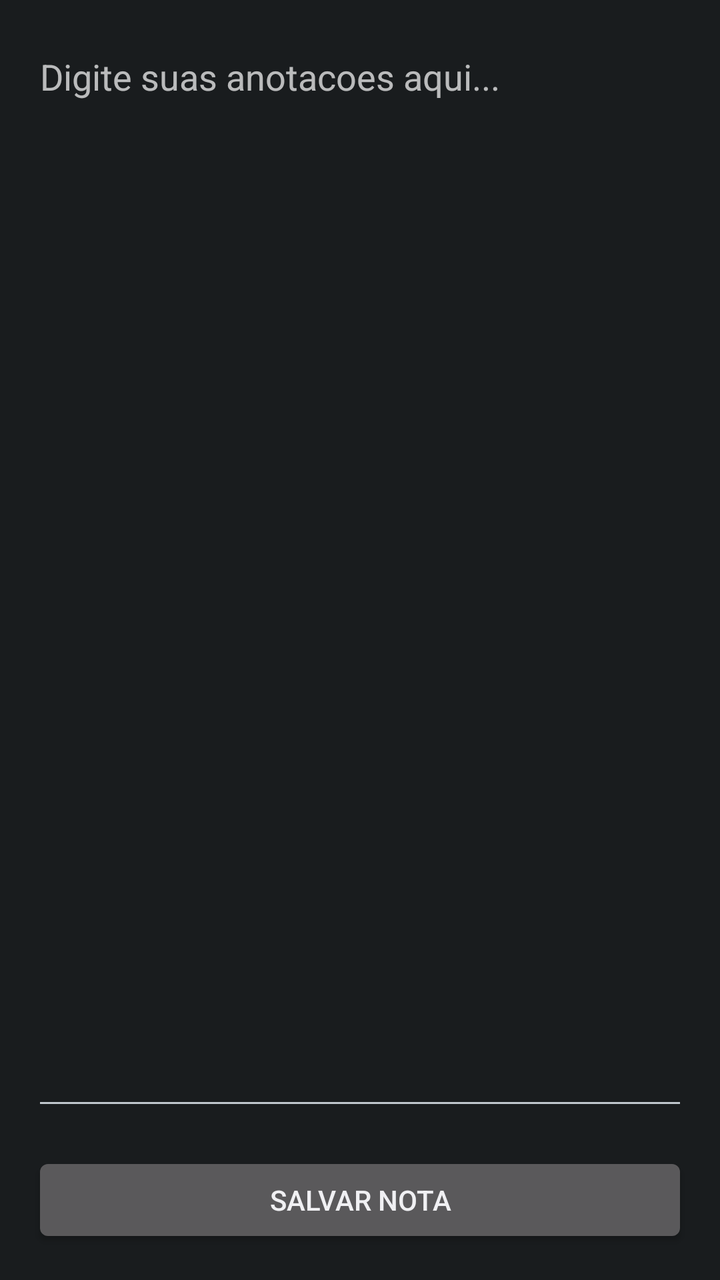
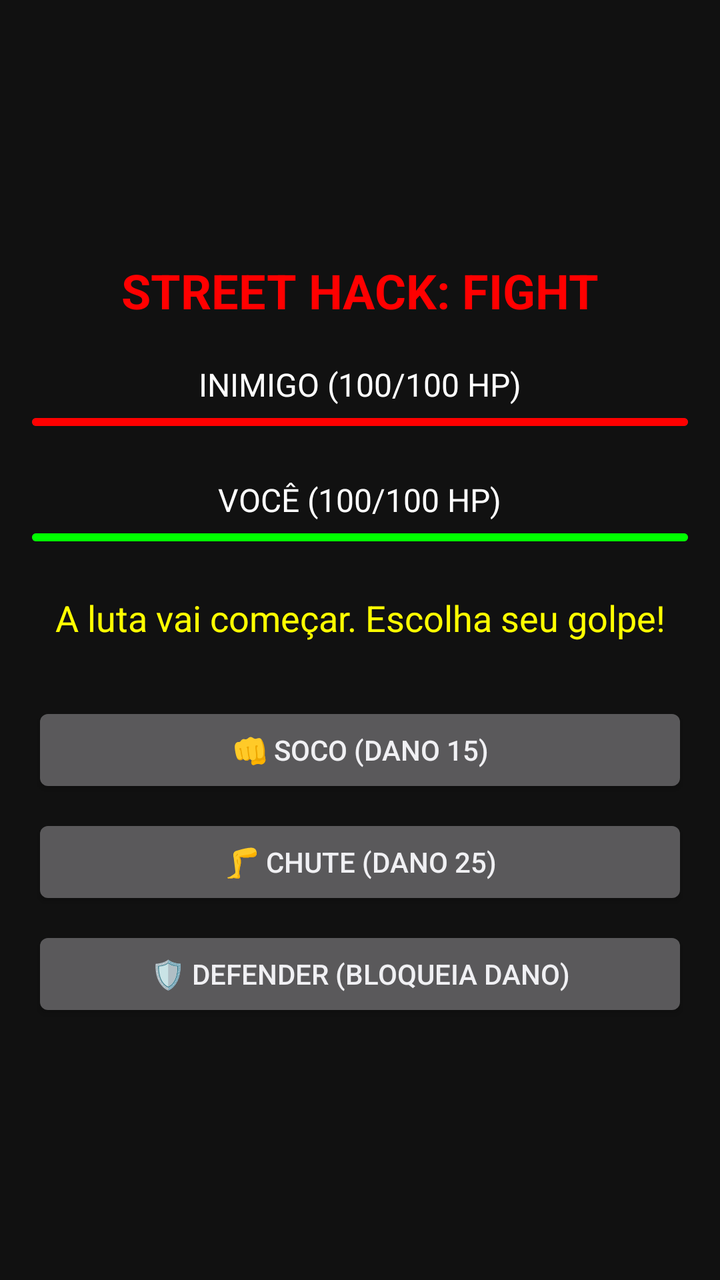

An Android layout rendered at two revisions. The XML below is the earlier revision; the diff shows what the commit changed to produce the second picture.
<!-- AndroidManifest.xml: application theme android:Theme.DeviceDefault.NoActionBar -->
<!-- res/layout/activity_main.xml -->
<?xml version="1.0" encoding="utf-8"?>
<LinearLayout xmlns:android="http://schemas.android.com/apk/res/android"
    android:layout_width="match_parent"
    android:layout_height="match_parent"
    android:orientation="vertical"
    android:padding="16dp">

    <EditText
        android:id="@+id/editTextNotes"
        android:layout_width="match_parent"
        android:layout_height="0dp"
        android:layout_weight="1"
        android:gravity="top|start"
        android:hint="Digite suas anotacoes aqui..."
        android:inputType="textMultiLine" />

    <Button
        android:id="@+id/btnPanic"
        android:layout_width="match_parent"
        android:layout_height="wrap_content"
        android:layout_marginTop="16dp"
        android:text="Salvar Nota" />
</LinearLayout>
<!-- resources referenced by this layout -->
<resources>

</resources>

<!-- the commit's change to res/layout/activity_main.xml (unified diff, before → after) -->
@@ -3,21 +3,85 @@
     android:layout_width="match_parent"
     android:layout_height="match_parent"
     android:orientation="vertical"
-    android:padding="16dp">
+    android:gravity="center"
+    android:padding="16dp"
+    android:background="#111111">
 
-    <EditText
-        android:id="@+id/editTextNotes"
+    <TextView
+        android:layout_width="wrap_content"
+        android:layout_height="wrap_content"
+        android:text="STREET HACK: FIGHT"
+        android:textColor="#FF0000"
+        android:textSize="24sp"
+        android:textStyle="bold"
+        android:layout_marginBottom="20dp"/>
+
+    
+    <TextView
+        android:id="@+id/txtInimigo"
+        android:layout_width="wrap_content"
+        android:layout_height="wrap_content"
+        android:text="INIMIGO (100/100 HP)"
+        android:textColor="#FFFFFF"
+        android:textSize="16sp"/>
+    <ProgressBar
+        android:id="@+id/barraInimigo"
+        style="?android:attr/progressBarStyleHorizontal"
         android:layout_width="match_parent"
-        android:layout_height="0dp"
-        android:layout_weight="1"
-        android:gravity="top|start"
-        android:hint="Digite suas anotacoes aqui..."
-        android:inputType="textMultiLine" />
+        android:layout_height="wrap_content"
+        android:max="100"
+        android:progress="100"
+        android:progressTint="#FF0000"
+        android:layout_marginBottom="20dp"/>
+
+    
+    <TextView
+        android:id="@+id/txtJogador"
+        android:layout_width="wrap_content"
+        android:layout_height="wrap_content"
+        android:text="VOCÊ (100/100 HP)"
+        android:textColor="#FFFFFF"
+        android:textSize="16sp"/>
+    <ProgressBar
+        android:id="@+id/barraJogador"
+        style="?android:attr/progressBarStyleHorizontal"
+        android:layout_width="match_parent"
+        android:layout_height="wrap_content"
+        android:max="100"
+        android:progress="100"
+        android:progressTint="#00FF00"
+        android:layout_marginBottom="20dp"/>
+
+    
+    <TextView
+        android:id="@+id/txtLog"
+        android:layout_width="match_parent"
+        android:layout_height="wrap_content"
+        android:text="A luta vai começar. Escolha seu golpe!"
+        android:textColor="#FFFF00"
+        android:textSize="18sp"
+        android:gravity="center"
+        android:layout_marginBottom="30dp"/>
+
+    
+    <Button
+        android:id="@+id/btnSoco"
+        android:layout_width="match_parent"
+        android:layout_height="wrap_content"
+        android:text="👊 SOCO (Dano 15)"
+        android:layout_marginBottom="8dp"/>
 
     <Button
-        android:id="@+id/btnPanic"
+        android:id="@+id/btnChute"
         android:layout_width="match_parent"
         android:layout_height="wrap_content"
-        android:layout_marginTop="16dp"
-        android:text="Salvar Nota" />
+        android:text="🦵 CHUTE (Dano 25)"
+        android:layout_marginBottom="8dp"/>
+
+    <Button
+        android:id="@+id/btnDefender"
+        android:layout_width="match_parent"
+        android:layout_height="wrap_content"
+        android:text="🛡️ DEFENDER (Bloqueia dano)"/>
+
 </LinearLayout>
